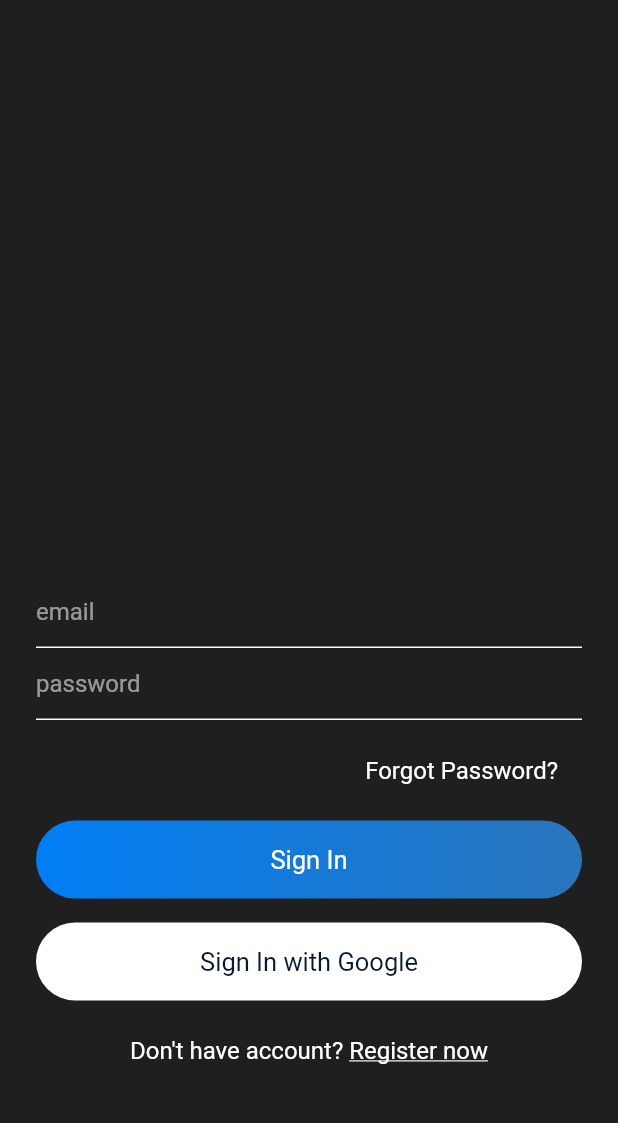
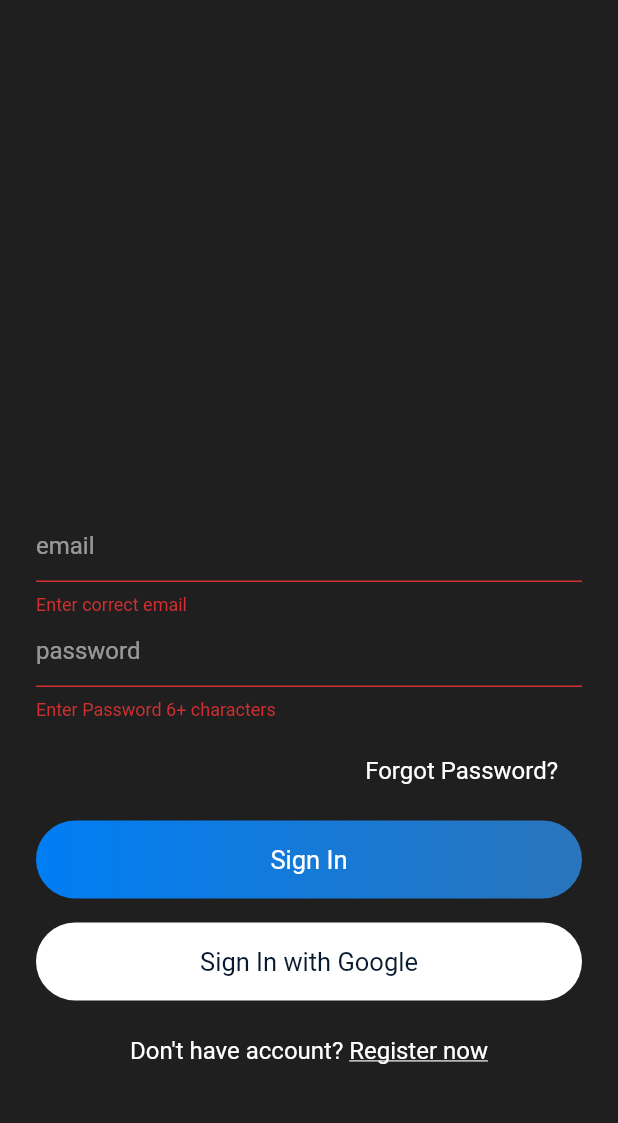
Before and after one commit to andreasklumpp/FlutterChatApp, a Flutter app: the screen it shows after launch, after a tap on "Sign In", on a phone screen of 412 x 824 dp, the part 84-1207 px from its top. Run offline on Flutter 3.47's test engine with Material 2 defaults, Android fonts, the phone set to English and light mode, and no system bars; our stand-ins replace cloud_firestore, firebase_auth, shared_preferences; accounts and stored records are empty.

Commit message:
Login implemented

```diff
--- a/FlutterChatApp/lib/helper/helper_function.dart
+++ b/FlutterChatApp/lib/helper/helper_function.dart
@@ -27,12 +27,12 @@ class HelperFunctions {
     return await prefs.getBool(sharedPreferenceUserLoggedIn);
   }
 
-  static Future<void> getUserNameSharedPreference(String userName) async {
+  static Future<String> getUserNameSharedPreference(String userName) async {
     SharedPreferences prefs = await SharedPreferences.getInstance();
     return await prefs.getString(sharedPreferenceUserNameKey);
   }
 
-  static Future<void> getUserEmailSharedPreference(String email) async {
+  static Future<String> getUserEmailSharedPreference(String email) async {
     SharedPreferences prefs = await SharedPreferences.getInstance();
     return await prefs.getString(sharedPreferenceUserEmailKey);
   }
--- a/FlutterChatApp/lib/services/database.dart
+++ b/FlutterChatApp/lib/services/database.dart
@@ -5,6 +5,13 @@ class DatabaseService {
     return await Firestore.instance
         .collection("users")
         .where("name", isEqualTo: username)
+        .getDocuments();
+  }
+
+  getUserByUserEmail(String email) async {
+    return await Firestore.instance
+        .collection("users")
+        .where("email", isEqualTo: email)
         .getDocuments();
   }
 
--- a/FlutterChatApp/lib/views/signin.dart
+++ b/FlutterChatApp/lib/views/signin.dart
@@ -1,7 +1,10 @@
+import 'package:FlutterChatApp/helper/helper_function.dart';
 import 'package:FlutterChatApp/helper/theme.dart';
 import 'package:FlutterChatApp/services/auth.dart';
+import 'package:FlutterChatApp/services/database.dart';
 import 'package:FlutterChatApp/views/chatroomscreen.dart';
 import 'package:FlutterChatApp/widgets/widgets.dart';
+import 'package:cloud_firestore/cloud_firestore.dart';
 import 'package:flutter/material.dart';
 
 class SignIn extends StatefulWidget {
@@ -20,8 +23,10 @@ class _SignInState extends State<SignIn> {
   final formKey = GlobalKey<FormState>();
 
   bool isLoading = false;
+  QuerySnapshot userInfoSnapshot;
 
   AuthService authService = new AuthService();
+  DatabaseService databaseService = new DatabaseService();
 
   signIn() async {
     if (formKey.currentState.validate()) {
@@ -29,17 +34,36 @@ class _SignInState extends State<SignIn> {
         isLoading = true;
       });
 
-//TODO Sign In instead of sign up
+      await databaseService
+          .getUserByUserEmail(emailEditingController.text)
+          .then(
+        (value) {
+          userInfoSnapshot = value;
+        },
+      );
+
+      HelperFunctions.saveUserNameSharedPreference(
+          userInfoSnapshot.documents[0].data['name']);
+      HelperFunctions.saveUserEmailSharedPreference(
+          userInfoSnapshot.documents[0].data['email']);
+
       await authService
-          .signUpWithEmailAndPassword(
+          .signInWithEmailAndPassword(
               emailEditingController.text, passwordEditingController.text)
-          .then((result) {
+          .then(
+        (result) {
+          //databaseService.getUserByUserEmail(emailEditingController.text);
+
+          HelperFunctions.saveUserLoggedInSharedPreference(true);
+
           print(result);
+
           if (result != null) {
             Navigator.pushReplacement(
                 context, MaterialPageRoute(builder: (context) => ChatRoom()));
           }
-      });
+        },
+      );
     }
   }
 
@@ -47,15 +71,23 @@ class _SignInState extends State<SignIn> {
   Widget build(BuildContext context) {
     return Scaffold(
       appBar: appBarMain(context),
-      body: Container(
+      body: isLoading
+          ? Container(
+              child: Center(
+                child: CircularProgressIndicator(),
+              ),
+            )
+          : Container(
               padding: EdgeInsets.symmetric(horizontal: 24),
               child: Column(
                 children: [
                   Spacer(),
                   Form(
+                    key: formKey,
                     child: Column(
                       children: [
                         TextFormField(
+                          controller: emailEditingController,
                           style: simpleTextStyle(),
                           decoration: textFieldInputDecoration("email"),
                           validator: (val) {
@@ -67,6 +99,7 @@ class _SignInState extends State<SignIn> {
                           },
                         ),
                         TextFormField(
+                          controller: passwordEditingController,
                           obscureText: true,
                           validator: (val) {
                             return val.length > 6
@@ -86,7 +119,8 @@ class _SignInState extends State<SignIn> {
                     mainAxisAlignment: MainAxisAlignment.end,
                     children: [
                       Container(
-                    padding: EdgeInsets.symmetric(horizontal: 16, vertical: 8),
+                          padding:
+                              EdgeInsets.symmetric(horizontal: 16, vertical: 8),
                           child: Text(
                             "Forgot Password?",
                             style: simpleTextStyle(),
@@ -124,11 +158,13 @@ class _SignInState extends State<SignIn> {
                   Container(
                     padding: EdgeInsets.symmetric(vertical: 16),
                     decoration: BoxDecoration(
-                  borderRadius: BorderRadius.circular(30), color: Colors.white),
+                        borderRadius: BorderRadius.circular(30),
+                        color: Colors.white),
                     width: MediaQuery.of(context).size.width,
                     child: Text(
                       "Sign In with Google",
-                style: TextStyle(fontSize: 17, color: CustomTheme.textColor),
+                      style:
+                          TextStyle(fontSize: 17, color: CustomTheme.textColor),
                       textAlign: TextAlign.center,
                     ),
                   ),
--- a/FlutterChatApp/lib/views/signup.dart
+++ b/FlutterChatApp/lib/views/signup.dart
@@ -1,3 +1,4 @@
+import 'package:FlutterChatApp/helper/helper_function.dart';
 import 'package:FlutterChatApp/helper/theme.dart';
 import 'package:FlutterChatApp/services/auth.dart';
 import 'package:FlutterChatApp/services/database.dart';
@@ -31,6 +32,10 @@ class _SignUpState extends State<SignUp> {
       setState(() {
         isLoading = true;
       });
+
+      HelperFunctions.saveUserLoggedInSharedPreference(true);
+      HelperFunctions.saveUserNameSharedPreference(usernameEditingController.text);
+      HelperFunctions.saveUserEmailSharedPreference(emailEditingController.text);
 
       await authService
           .signUpWithEmailAndPassword(
```
Also changed, not shown: FlutterChatApp/lib/services/auth.dart (+12 -0 lines), 1 other file. Lines whose indentation alone changed are shown as unchanged.
